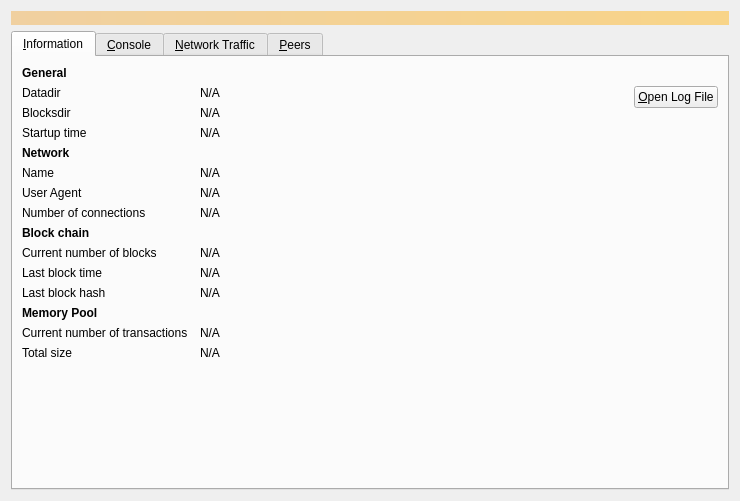
Above: src/qt/forms/debugwindow.ui from bitfinitechain/bitfinite-core before the change. Below: the same form after it.
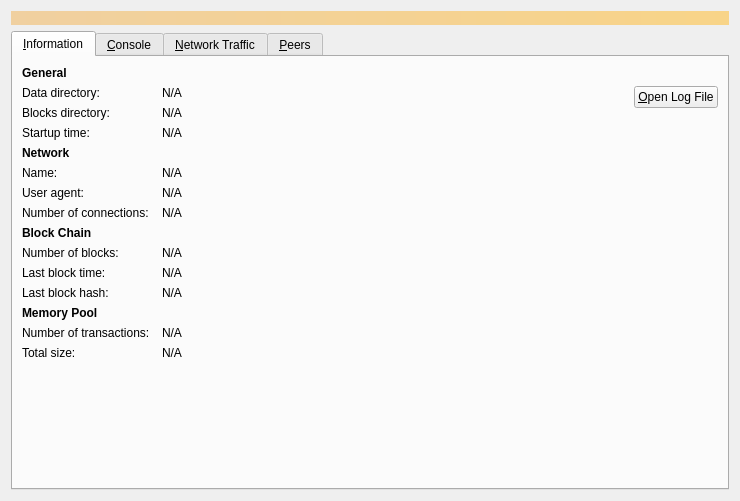
That is the form after the change. Icons and pictures are not drawn. Custom widgets are drawn as their Qt base class.

Commit message:
GUI: Use consistentent labels in Node Window Information tab
Fixes #238. Also adjusted the length of some labels (expanded some
abbreviations, removed some unnecessary words) to make more efficient
use of screen real estate. Also colons.

Test plan: open the Node Window

The edit to the form file:
```diff
--- a/src/qt/forms/debugwindow.ui
+++ b/src/qt/forms/debugwindow.ui
@@ -62,7 +62,7 @@
        <item row="1" column="0">
         <widget class="QLabel" name="label_12">
          <property name="text">
-          <string>Datadir</string>
+          <string>Data directory:</string>
          </property>
         </widget>
        </item>
@@ -104,7 +104,7 @@
        <item row="2" column="0">
         <widget class="QLabel" name="label_11">
          <property name="text">
-          <string>Blocksdir</string>
+          <string>Blocks directory:</string>
          </property>
         </widget>
        </item>
@@ -133,7 +133,7 @@
        <item row="3" column="0">
         <widget class="QLabel" name="label_13">
          <property name="text">
-          <string>Startup time</string>
+          <string>Startup time:</string>
          </property>
         </widget>
        </item>
@@ -169,7 +169,7 @@
        <item row="5" column="0">
         <widget class="QLabel" name="label_8">
          <property name="text">
-          <string>Name</string>
+          <string>Name:</string>
          </property>
         </widget>
        </item>
@@ -192,7 +192,7 @@
        <item row="6" column="0">
         <widget class="QLabel" name="labelClientUserAgent">
          <property name="text">
-          <string>User Agent</string>
+          <string>User agent:</string>
          </property>
         </widget>
        </item>
@@ -215,7 +215,7 @@
        <item row="7" column="0">
         <widget class="QLabel" name="label_7">
          <property name="text">
-          <string>Number of connections</string>
+          <string>Number of connections:</string>
          </property>
         </widget>
        </item>
@@ -244,14 +244,14 @@
           </font>
          </property>
          <property name="text">
-          <string>Block chain</string>
+          <string>Block Chain</string>
          </property>
         </widget>
        </item>
        <item row="9" column="0">
         <widget class="QLabel" name="label_3">
          <property name="text">
-          <string>Current number of blocks</string>
+          <string>Number of blocks:</string>
          </property>
         </widget>
        </item>
@@ -274,7 +274,7 @@
        <item row="10" column="0">
         <widget class="QLabel" name="labelLastBlockTime">
          <property name="text">
-          <string>Last block time</string>
+          <string>Last block time:</string>
          </property>
         </widget>
        </item>
@@ -297,7 +297,7 @@
        <item row="11" column="0">
         <widget class="QLabel" name="lastBlockHashLabel">
          <property name="text">
-          <string>Last block hash</string>
+          <string>Last block hash:</string>
          </property>
         </widget>
        </item>
@@ -333,7 +333,7 @@
        <item row="13" column="0">
         <widget class="QLabel" name="labelNumberOfTransactions">
          <property name="text">
-          <string>Current number of transactions</string>
+          <string>Number of transactions:</string>
          </property>
         </widget>
        </item>
@@ -356,7 +356,7 @@
        <item row="14" column="0">
         <widget class="QLabel" name="labelTotalSize">
          <property name="text">
-          <string>Total size</string>
+          <string>Total size:</string>
          </property>
         </widget>
        </item>
```
